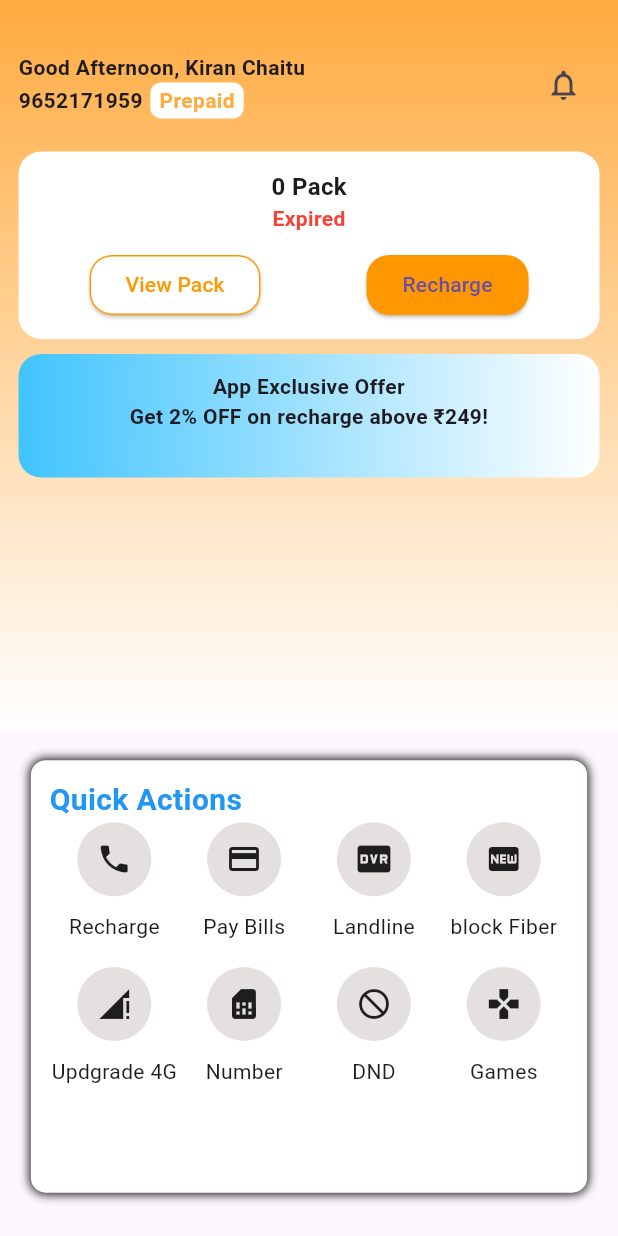
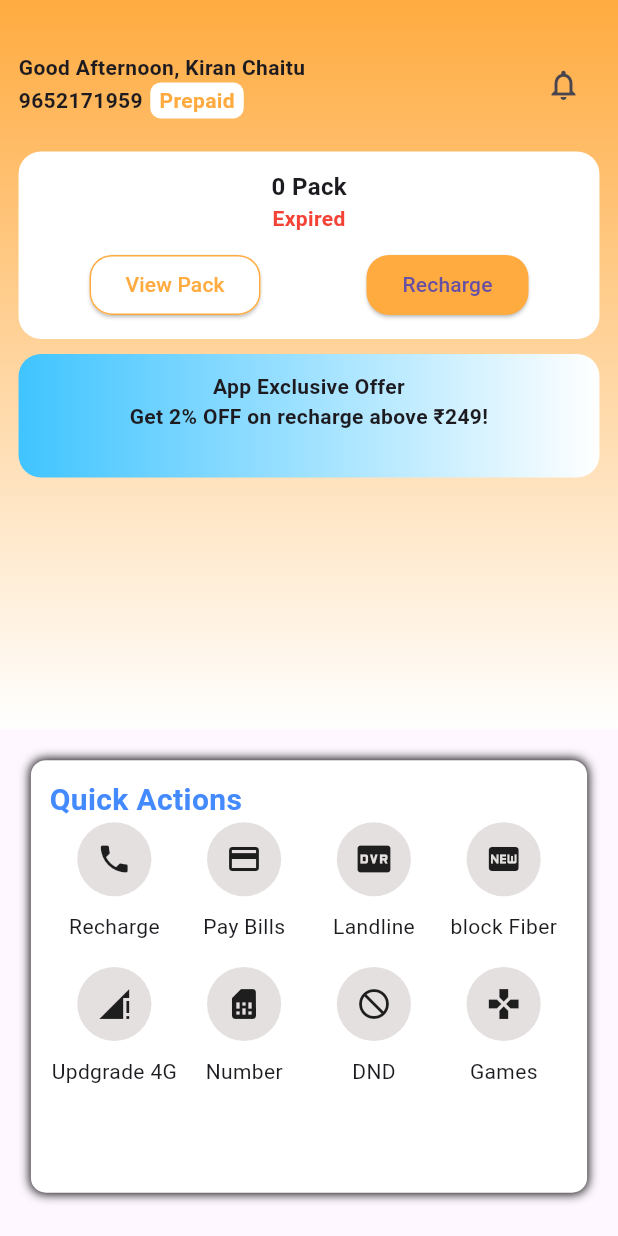
Before and after one commit to Kiran-Chaitu/Test_tasks, a Flutter app: the screen it shows after launch, on a phone screen of 412 x 824 dp. Run offline on Flutter 3.47's test engine with Material 3 defaults, Android fonts, the phone set to English and light mode, and no system bars.

Commit message:
structured the code

```diff
--- a/lib/configs/colors/app_colors.dart
+++ b/lib/configs/colors/app_colors.dart
@@ -1,3 +1,7 @@
+import 'package:flutter/material.dart';
+
 class AppColors {
-
+  static const primaryColor = Colors.orangeAccent;
+  static const secondaryColor = Colors.blueAccent;
+  static const gridsBackgroundColor = Color.fromARGB(255, 229, 224, 224);
 }
--- a/lib/views/home_screen/home_screen.dart
+++ b/lib/views/home_screen/home_screen.dart
@@ -1,8 +1,5 @@
 import 'package:flutter/material.dart';
-import 'package:test_tasks/views/home_screen/widgets/blue_box.dart';
-import 'package:test_tasks/views/home_screen/widgets/greetings.dart';
-import 'package:test_tasks/views/home_screen/widgets/pack_interface.dart';
-import 'package:test_tasks/views/home_screen/widgets/quick_actions.dart';
+import './widgets/widgets.dart';
 
 class HomeScreen extends StatefulWidget {
   const HomeScreen({super.key});
--- a/lib/views/home_screen/widgets/greetings.dart
+++ b/lib/views/home_screen/widgets/greetings.dart
@@ -1,4 +1,5 @@
 import 'package:flutter/material.dart';
+import 'package:test_tasks/configs/colors/app_colors.dart';
 
 class Greetings extends StatelessWidget {
   final double height;
@@ -15,21 +16,18 @@ class Greetings extends StatelessWidget {
           children: [
             const Text(
               'Good Afternoon, Kiran Chaitu',
-                            style: TextStyle(
-                                fontWeight: FontWeight.bold, fontSize: 14),
+              style: TextStyle(fontWeight: FontWeight.bold, fontSize: 14),
             ),
             Row(
               children: [
                 const Text(
                   '9652171959',
                   textAlign: TextAlign.left,
-                                style: TextStyle(
-                                    fontWeight: FontWeight.bold, fontSize: 14),
+                  style: TextStyle(fontWeight: FontWeight.bold, fontSize: 14),
                 ),
                 const SizedBox(width: 5),
                 Container(
-                                padding: EdgeInsets.symmetric(
-                                    horizontal: 6, vertical: 2),
+                  padding: EdgeInsets.symmetric(horizontal: 6, vertical: 2),
                   decoration: BoxDecoration(
                     color: Colors.white,
                     borderRadius: BorderRadius.circular(7),
@@ -38,7 +36,7 @@ class Greetings extends StatelessWidget {
                     'Prepaid',
                     style: TextStyle(
                         fontWeight: FontWeight.bold,
-                                      color: Colors.orangeAccent),
+                        color: AppColors.primaryColor),
                   ),
                 )
               ],
@@ -46,8 +44,7 @@ class Greetings extends StatelessWidget {
           ],
         ),
         IconButton(
-                          onPressed: () {},
-                          icon: const Icon(Icons.notifications_outlined)),
+            onPressed: () {}, icon: const Icon(Icons.notifications_outlined)),
       ],
     );
   }
--- a/lib/views/home_screen/widgets/pack_interface.dart
+++ b/lib/views/home_screen/widgets/pack_interface.dart
@@ -1,4 +1,5 @@
 import 'package:flutter/material.dart';
+import 'package:test_tasks/configs/colors/app_colors.dart';
 
 class PackInterface extends StatelessWidget {
   final double height;
@@ -19,13 +20,11 @@ class PackInterface extends StatelessWidget {
         children: [
           const Text(
             '0 Pack',
-                          style: TextStyle(
-                              fontSize: 16, fontWeight: FontWeight.bold),
+            style: TextStyle(fontSize: 16, fontWeight: FontWeight.bold),
           ),
           const Text(
             'Expired',
-                          style: TextStyle(
-                              color: Colors.red, fontWeight: FontWeight.bold),
+            style: TextStyle(color: Colors.red, fontWeight: FontWeight.bold),
           ),
           const SizedBox(height: 10),
           Row(
@@ -36,17 +35,16 @@ class PackInterface extends StatelessWidget {
                     backgroundColor: Colors.white,
                     shape: RoundedRectangleBorder(
                         borderRadius: BorderRadius.circular(15),
-                                      side: const BorderSide(
-                                          color: Colors.orange))),
+                        side: const BorderSide(color: AppColors.primaryColor))),
                 onPressed: () {},
                 child: const Text(
                   'View Pack',
-                                style: TextStyle(color: Colors.orange),
+                  style: TextStyle(color: AppColors.primaryColor),
                 ),
               ),
               ElevatedButton(
                 style: ElevatedButton.styleFrom(
-                                  backgroundColor: Colors.orange,
+                    backgroundColor: AppColors.primaryColor,
                     shape: RoundedRectangleBorder(
                         borderRadius: BorderRadius.circular(15))),
                 onPressed: () {},
--- a/lib/views/home_screen/widgets/quick_actions.dart
+++ b/lib/views/home_screen/widgets/quick_actions.dart
@@ -1,4 +1,5 @@
 import 'package:flutter/material.dart';
+import 'package:test_tasks/configs/colors/app_colors.dart';
 
 import '../../../utils/utils.dart';
 
@@ -36,7 +37,7 @@ class QuickActions extends StatelessWidget {
                   'Quick Actions',
                   textAlign: TextAlign.left,
                   style: TextStyle(
-                      color: Colors.blue,
+                      color: AppColors.secondaryColor,
                       fontSize: 20,
                       fontWeight: FontWeight.bold),
                 ),
@@ -54,8 +55,7 @@ class QuickActions extends StatelessWidget {
                             width: height * 0.06,
                             decoration: BoxDecoration(
                                 borderRadius: BorderRadius.circular(50),
-                                color:
-                                    const Color.fromARGB(255, 229, 224, 224)),
+                                color: AppColors.gridsBackgroundColor),
                             child: Icon(
                               Utils.gridIcons[index],
                             ),
--- /dev/null
+++ b/lib/views/home_screen/widgets/widgets.dart
@@ -0,0 +1,4 @@
+export 'greetings.dart';
+export 'blue_box.dart';
+export 'pack_interface.dart';
+export 'quick_actions.dart';
```
Also changed, not shown: lib/views/home_screen/widgets/blue_box.dart (indentation only). Lines whose indentation alone changed are shown as unchanged.
